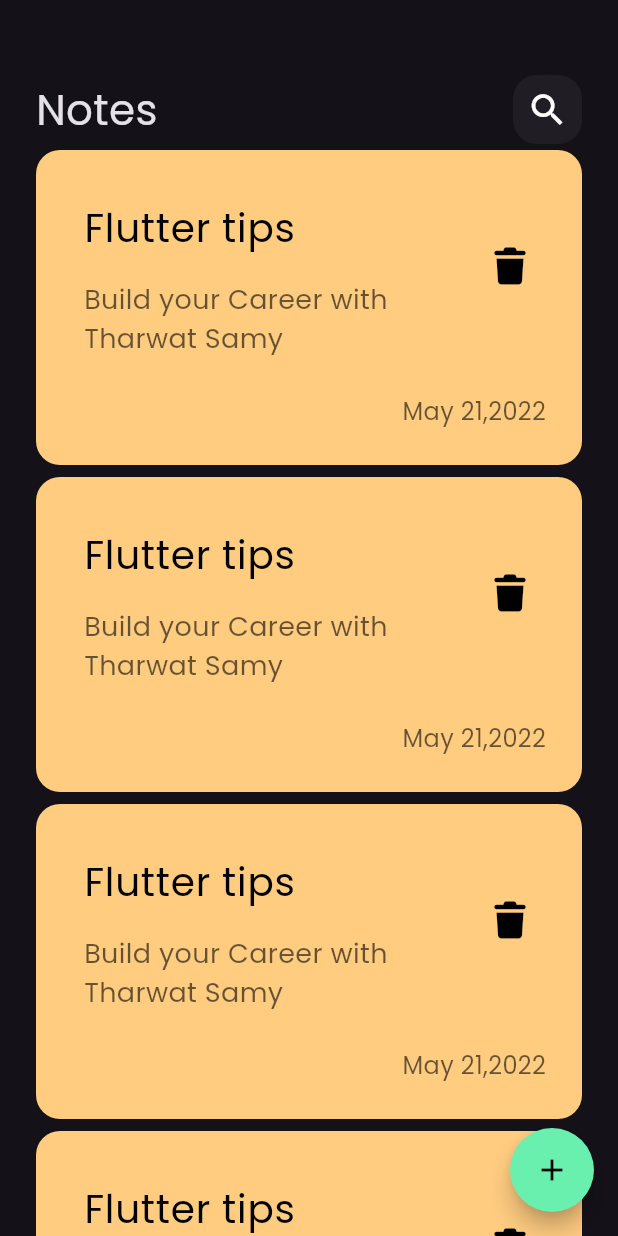
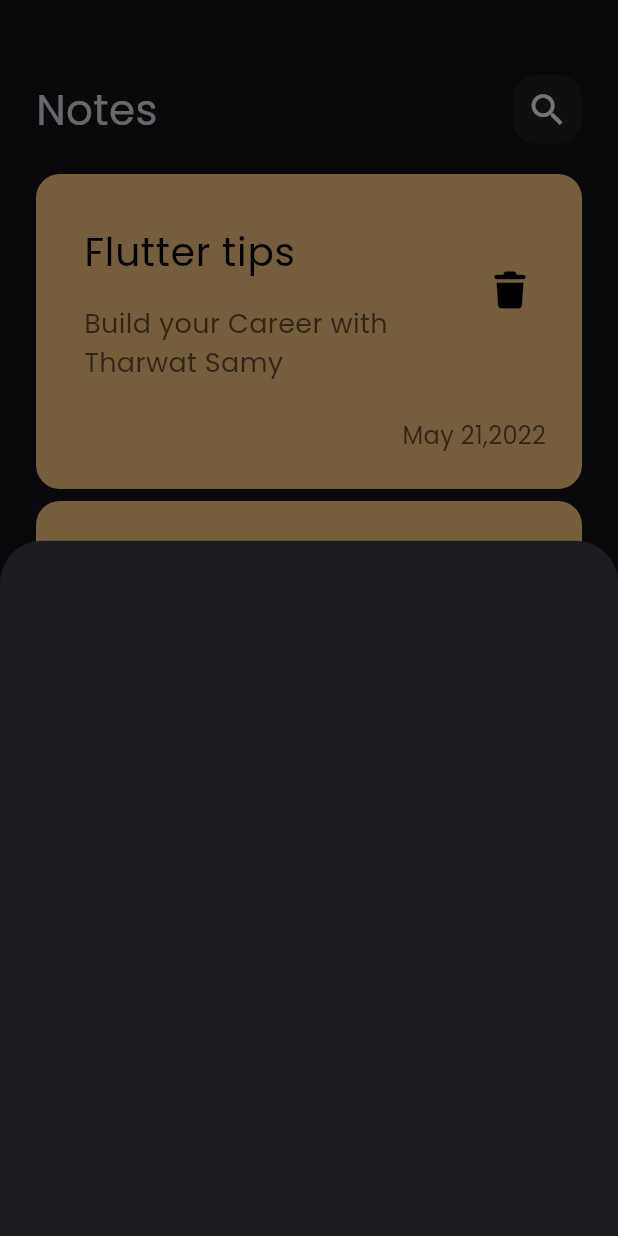
Before and after one commit to ahmedashraf-hub/Notes, a Flutter app: the screen it shows after launch, after a tap on the "add" icon, on a phone screen of 412 x 824 dp. Run offline on Flutter 3.47's test engine with Material 3 defaults, Android fonts, the phone set to English and light mode, and no system bars; our stand-ins replace font_awesome_flutter.

Commit message:
Show Modal Bottom Sheet.

```diff
--- a/lib/views/homeview.dart
+++ b/lib/views/homeview.dart
@@ -1,4 +1,5 @@
 import 'package:flutter/material.dart';
+import 'package:notes/widgets/add_note_bottom_sheet.dart';
 import 'package:notes/widgets/home_view_body.dart';
 
 class Homeview extends StatelessWidget {
@@ -10,7 +11,14 @@ class Homeview extends StatelessWidget {
       floatingActionButton: FloatingActionButton(
         backgroundColor: Colors.greenAccent,
         shape: CircleBorder(),
-        onPressed: () {},
+        onPressed: () {
+          showModalBottomSheet(
+            context: context,
+            builder: (context) {
+              return AddNoteBottomSheet();
+            },
+          );
+        },
         child: const Icon(Icons.add, color: Colors.black),
       ),
       body: const HomeViewBody(),
--- /dev/null
+++ b/lib/widgets/add_note_bottom_sheet.dart
@@ -0,0 +1,10 @@
+import 'package:flutter/material.dart';
+
+class AddNoteBottomSheet extends StatelessWidget {
+  const AddNoteBottomSheet({super.key});
+
+  @override
+  Widget build(BuildContext context) {
+    return Container();
+  }
+}
--- a/lib/widgets/notes_list_view.dart
+++ b/lib/widgets/notes_list_view.dart
@@ -8,13 +8,17 @@ class NotesListView extends StatelessWidget {
 
   @override
   Widget build(BuildContext context) {
-    return ListView.builder(
+    return Padding(
+      padding: const EdgeInsets.symmetric(vertical: 16.0),
+      child: ListView.builder(
+        padding: EdgeInsets.zero,
         itemBuilder: (context, index) {
           return const Padding(
             padding: EdgeInsets.symmetric(vertical: 4.0),
             child: CustomNoteItem(),
           );
         },
+      ),
     );
   }
 }
```
Lines whose indentation alone changed are shown as unchanged.
